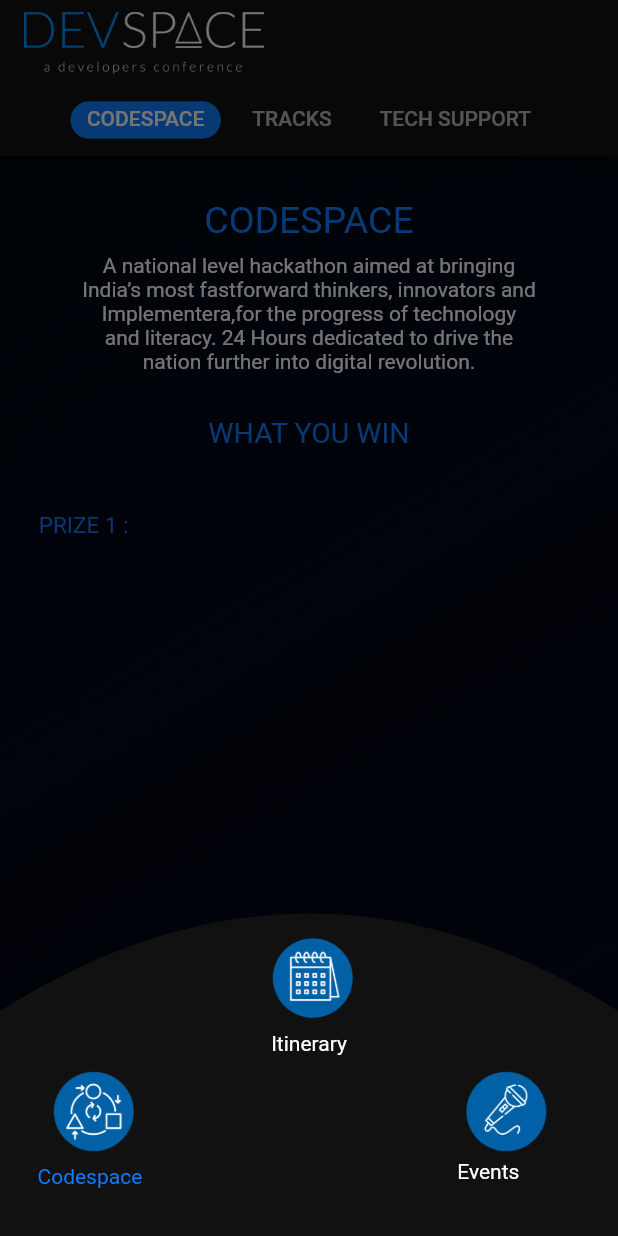
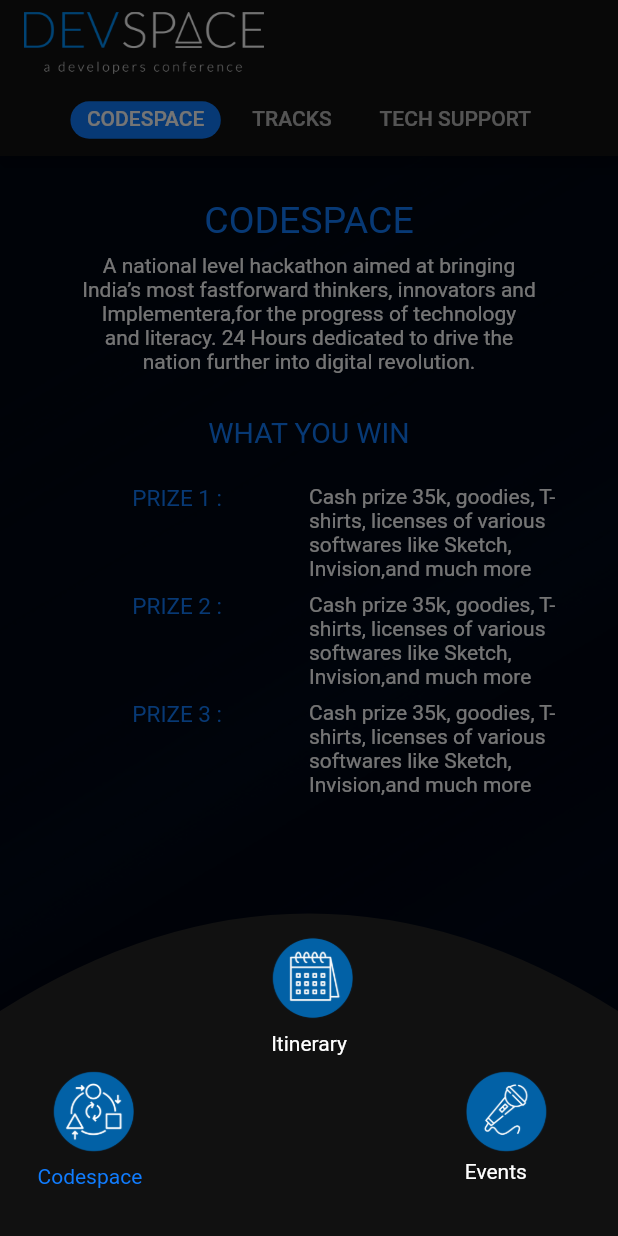
Before and after one commit to sudo-nan0-RaySK/Devspace19App, a Flutter app: the Codespace screen opened by its route, after a tap on the "arrow upward" icon, on a phone screen of 412 x 824 dp. Run offline on Flutter 3.47's test engine with Material 2 defaults, Android fonts, the phone set to English and light mode, and no system bars; our stand-ins replace bubble_tab_indicator; missing offline and left inert: timeline.

Commit message:
WIP codespace route

```diff
--- a/lib/screens/codespace.dart
+++ b/lib/screens/codespace.dart
@@ -74,7 +74,8 @@ class CodespaceState extends State<Codespace>
 }
 
 Widget _codeSpaceLayout({context,List<Tab> tabs,controller}){
-  return Container(
+  return SingleChildScrollView(
+      child: Container(
       height: MediaQuery.of(context).size.height,
       width: MediaQuery.of(context).size.width,
       decoration: BoxDecoration(
@@ -100,12 +101,12 @@ Widget _codeSpaceLayout({context,List<Tab> tabs,controller}){
           )
         ],
       ),
+    ),
   );
 }
 
 Widget codespaceTab(context){
   return Column(
-    mainAxisSize: MainAxisSize.max,
     children: <Widget>[
       Row(
         mainAxisAlignment: MainAxisAlignment.center,
@@ -192,21 +193,68 @@ Widget codespaceTab(context){
           )
         ],
       ),
-      Row(
-        children: <Widget>[
-          Padding(
-            padding: const EdgeInsets.only(left:24.0,top: 18.0),
-            child: Text(
-                "PRIZE 1 : ",
-                textAlign: TextAlign.center,
-                style: TextStyle(
-                  color: const Color(0xff107cfe),
-                  fontSize: 15.0,
-                ),
-              ),
-          ),
-        ],
-      ),
+      prizetable(context)
     ],
   );
 }
+
+Widget prizetable(context){
+  return Table(
+    children: <TableRow>[
+      TableRow(
+        children: <Widget>[
+          Padding(
+            padding: const EdgeInsets.only(right:58.0),
+            child: Text(
+              "PRIZE 1 :",
+              textAlign: TextAlign.right,
+              style: TextStyle(color: const Color(0xff107cfe),fontSize: 15),
+            ),
+          ),
+          Padding(
+            padding: const EdgeInsets.only(right:20.0),
+            child: Text(
+              "Cash prize 35k, goodies, T-shirts, licenses of various softwares like Sketch, Invision,and much more",
+            ),
+          ),
+        ]
+      ),
+      TableRow(
+        children: <Widget>[
+          Padding(
+            padding: const EdgeInsets.only(right:58.0,top: 8.0),
+            child: Text(
+              "PRIZE 2 :",
+              textAlign: TextAlign.right,
+              style: TextStyle(color: const Color(0xff107cfe),fontSize: 15),
+            ),
+          ),
+          Padding(
+            padding: const EdgeInsets.only(right:20.0,top: 8.0),
+            child: Text(
+              "Cash prize 35k, goodies, T-shirts, licenses of various softwares like Sketch, Invision,and much more",
+            ),
+          ),
+        ]
+      ),
+      TableRow(
+        children: <Widget>[
+          Padding(
+            padding: const EdgeInsets.only(right:58.0,top: 8.0),
+            child: Text(
+              "PRIZE 3 :",
+              textAlign: TextAlign.right,
+              style: TextStyle(color: const Color(0xff107cfe),fontSize: 15),
+            ),
+          ),
+          Padding(
+            padding: const EdgeInsets.only(right:20.0,top: 8.0),
+            child: Text(
+              "Cash prize 35k, goodies, T-shirts, licenses of various softwares like Sketch, Invision,and much more",
+            ),
+          ),
+        ]
+      )
+    ],
+  );
+}
--- a/lib/widgets/circularBottomSheet.dart
+++ b/lib/widgets/circularBottomSheet.dart
@@ -114,11 +114,11 @@ Widget roundedButtons({context,eventHandler1,eventHandler2,eventHandler3,asset1,
               child: Text('Codespace',style: TextStyle(color: index2Color),),
             ),
             Padding(
-              padding: const EdgeInsets.only(left:210.0,top:1.0),
+              padding: const EdgeInsets.only(left:215.0,top:1.0),
               child: Text('Events',style: TextStyle(color: index3Color),),
             )
           ],
-        )
+        ),
       ],
     ),
   );
```
Lines whose indentation alone changed are shown as unchanged.
